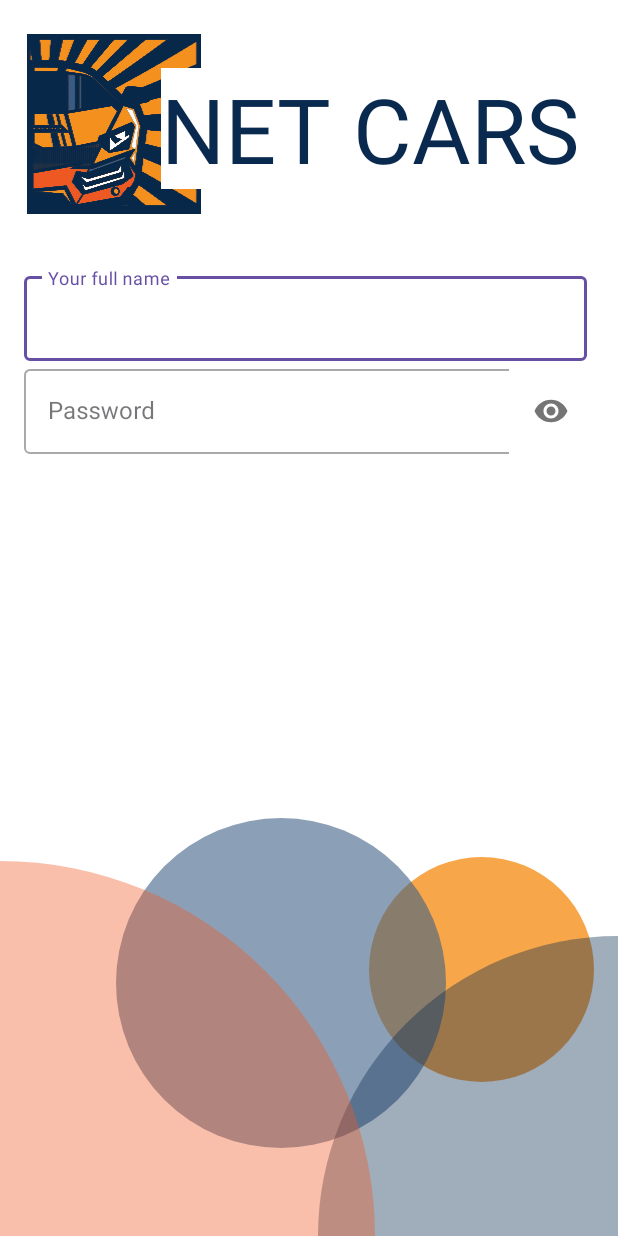
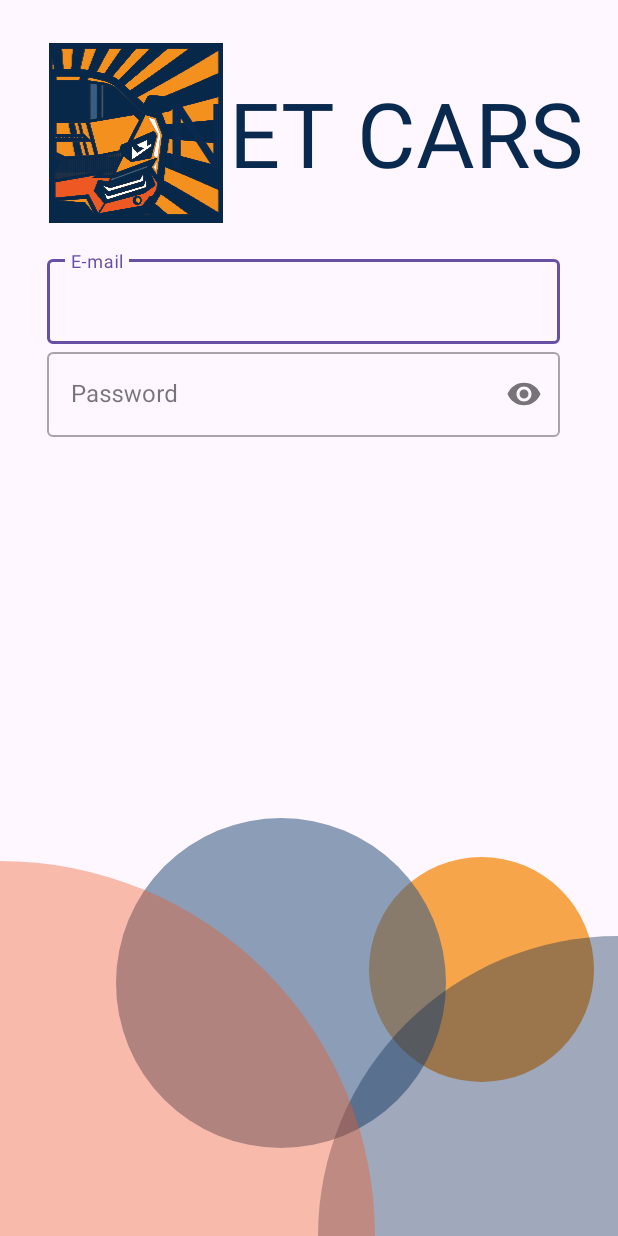
Before and after one commit to mlekstan/NET-CARS, an Android app: the screen it shows after launch (MainActivity), on a phone screen of 412 x 824 dp. Run offline under Robolectric (Android 15) with nearby library versions, the phone set to English and light mode, and no system bars; Roboto replaces fonts that are not available here.

Commit message:
czesc ekranu logowania

```diff
--- a/app/build.gradle.kts
+++ b/app/build.gradle.kts
@@ -31,12 +31,12 @@ android {
 dependencies {
 
     implementation(libs.appcompat)
-    implementation(libs.material)
     implementation(libs.activity)
     implementation(libs.constraintlayout)
     testImplementation(libs.junit)
     androidTestImplementation(libs.ext.junit)
     androidTestImplementation(libs.espresso.core)
     implementation("androidx.core:core-splashscreen:1.0.1")
+    implementation("com.google.android.material:material:1.11.0")
 
 }
--- a/app/src/main/res/layout/activity_main.xml
+++ b/app/src/main/res/layout/activity_main.xml
@@ -62,10 +62,11 @@
         android:src="@drawable/newlogobitmap"
         app:layout_constraintBottom_toBottomOf="parent"
         app:layout_constraintEnd_toEndOf="parent"
-        app:layout_constraintHorizontal_bias="0.054"
+        app:layout_constraintHorizontal_bias="0.106"
         app:layout_constraintStart_toStartOf="parent"
         app:layout_constraintTop_toTopOf="parent"
-        app:layout_constraintVertical_bias="0.032" />
+        app:layout_constraintVertical_bias="0.041" />
+
 
     <TextView
         android:layout_width="wrap_content"
@@ -76,15 +77,14 @@
         android:textSize="60dp"
         app:layout_constraintBottom_toBottomOf="parent"
         app:layout_constraintEnd_toEndOf="parent"
-        app:layout_constraintHorizontal_bias="0.807"
+        app:layout_constraintHorizontal_bias="0.825"
         app:layout_constraintStart_toStartOf="parent"
         app:layout_constraintTop_toTopOf="parent"
-        app:layout_constraintVertical_bias="0.061" />
-
+        app:layout_constraintVertical_bias="0.065" />
 
     <LinearLayout
-        android:layout_width="375dp"
-        android:layout_height="411dp"
+        android:layout_width="342dp"
+        android:layout_height="438dp"
         android:background="#00000000"
         android:orientation="vertical"
         app:layout_constraintBottom_toBottomOf="parent"
@@ -99,17 +99,13 @@
             style="@style/Widget.MaterialComponents.TextInputLayout.OutlinedBox"
             android:layout_width="match_parent"
             android:layout_height="wrap_content"
-            android:hint="Your full name">
+            android:hint="E-mail">
 
             <com.google.android.material.textfield.TextInputEditText
                 android:id="@+id/textInputEditTextFullName"
                 android:layout_width="match_parent"
                 android:layout_height="wrap_content"
-                android:inputType="text"
-                app:layout_constraintEnd_toEndOf="parent"
-                app:layout_constraintHorizontal_bias="0.49"
-                app:layout_constraintStart_toStartOf="parent"
-                tools:layout_editor_absoluteY="210dp" />
+                android:inputType="text" />
         </com.google.android.material.textfield.TextInputLayout>
 
         <com.google.android.material.textfield.TextInputLayout
@@ -117,21 +113,18 @@
             style="@style/Widget.MaterialComponents.TextInputLayout.OutlinedBox"
             android:layout_width="match_parent"
             android:layout_height="wrap_content"
-            android:alpha="1"
+
             android:hint="Password"
             app:boxBackgroundMode="outline"
-            app:passwordToggleEnabled="true">
+            app:endIconMode="password_toggle">
 
             <com.google.android.material.textfield.TextInputEditText
                 android:id="@+id/textInputEditTextPassword"
                 android:layout_width="match_parent"
                 android:layout_height="wrap_content"
-                android:inputType="textPassword"
-                app:layout_constraintEnd_toEndOf="parent"
-                app:layout_constraintHorizontal_bias="0.49"
-                app:layout_constraintStart_toStartOf="parent"
-                tools:layout_editor_absoluteY="210dp" />
+                android:inputType="textPassword" />
         </com.google.android.material.textfield.TextInputLayout>
+
     </LinearLayout>
 
 
--- a/app/src/main/res/values/themes.xml
+++ b/app/src/main/res/values/themes.xml
@@ -1,10 +1,8 @@
 <resources xmlns:tools="http://schemas.android.com/tools">
     <!-- Base application theme. -->
     <style name="Base.Theme.Shop_app" parent="Theme.Material3.DayNight.NoActionBar">
-        <item name="android:background">@color/white</item>
         <item name="android:statusBarColor">@android:color/white</item>
         <item name="android:windowLightStatusBar">true</item>
-
         <!-- Customize your light theme here. -->
         <!-- <item name="colorPrimary">@color/my_light_primary</item> -->
     </style>
```
